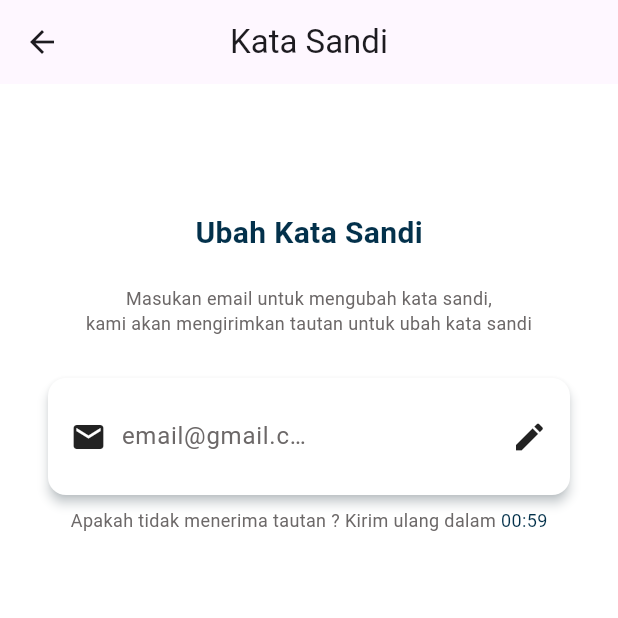
After one commit to Jepretin/jepretin-frontend, a Flutter app: the PasswordEditView screen opened by its route, after a tap on "Kirim ulang", on a phone screen of 412 x 824 dp, the top half of it. The commit adds this screen. Run offline on Flutter 3.47's test engine with Material 3 defaults, Android fonts, the phone set to English and light mode, and no system bars; our stand-ins replace animated_notch_bottom_bar, dartz, dio, flutter_dotenv, flutter_svg, flutter_typeahead and 2 more; missing offline and left inert: get_cli.

Commit message:
add password edit page(kurang button kirim)

```diff
--- a/lib/app/data/models/auth_model.dart
+++ b/lib/app/data/models/auth_model.dart
@@ -91,3 +91,18 @@ class OTPResponse {
     );
   }
 }
+
+class forgotPasswordRequest {
+  final String? email;
+
+
+  forgotPasswordRequest({this.email});
+
+  factory forgotPasswordRequest.fromJson(Map<String, dynamic> json) {
+    return forgotPasswordRequest(
+      email: json["email"],
+    );
+  }
+
+  toJson() {}
+}
--- a/lib/app/data/services/api_endpoint.dart
+++ b/lib/app/data/services/api_endpoint.dart
@@ -2,6 +2,7 @@ class ApiEndpoint {
   static String login = "auth/login";
   static String register = "auth/register";
   static String verifyOtp = "/auth/otp/verify";
+  static String forgotPassword = "/auth/forgot-password";
 
   // Contoh untuk penggunaan id dan page
   // static String userRegister({required String id}) => "tiket/mountain/$id/detail";
--- a/lib/app/modules/menu-navbar/transaction/order/views/order_view.dart
+++ b/lib/app/modules/menu-navbar/transaction/order/views/order_view.dart
@@ -130,7 +130,6 @@ class OrderView extends GetView<OrderController> {
               ],
             ),
             const SizedBox(height: 12),
-
             // Baris kedua: Icon + Button
             Row(
               mainAxisAlignment: MainAxisAlignment.spaceBetween,
--- /dev/null
+++ b/lib/app/modules/user/customer/menu_profile/password_edit/bindings/password_edit_binding.dart
@@ -0,0 +1,12 @@
+import 'package:get/get.dart';
+
+import '../controllers/password_edit_controller.dart';
+
+class PasswordEditBinding extends Bindings {
+  @override
+  void dependencies() {
+    Get.lazyPut<PasswordEditController>(
+      () => PasswordEditController(),
+    );
+  }
+}
--- /dev/null
+++ b/lib/app/modules/user/customer/menu_profile/password_edit/controllers/password_edit_controller.dart
@@ -0,0 +1,34 @@
+import 'package:get/get.dart';
+
+class PasswordEditController extends GetxController {
+  var isLoading = false.obs; // untuk status loading kirim email
+  var isCountdownActive = false.obs; // untuk status countdown
+
+  Future<void> sendEmail() async {
+    isLoading.value = true;
+
+    try {
+      // TODO: ganti bagian ini dengan request ke backend kamu
+      await Future.delayed(Duration(seconds: 1)); // simulasi kirim email sukses
+      isCountdownActive.value = true; // tampilkan countdown
+    } catch (e) {
+      Get.snackbar("Gagal", "Tidak dapat mengirim email");
+    } finally {
+      isLoading.value = false;
+    }
+  }
+
+  void onCountdownFinished() {
+    isCountdownActive.value = false; // setelah 1 menit, tombol muncul lagi
+  }
+
+  @override
+  void onInit() {
+    super.onInit();
+  }
+
+  @override
+  void onClose() {
+    super.onClose();
+  }
+}
--- /dev/null
+++ b/lib/app/modules/user/customer/menu_profile/password_edit/views/password_edit_view.dart
@@ -0,0 +1,94 @@
+import 'package:flutter/material.dart';
+
+import 'package:get/get.dart';
+import 'package:jepretin/app/shared/customButton.dart';
+import 'package:jepretin/app/shared/customComponent.dart';
+import 'package:jepretin/app/themes/themes.dart';
+
+import '../controllers/password_edit_controller.dart';
+import 'package:jepretin/app/shared/customCardContent.dart';
+
+class PasswordEditView extends GetView<PasswordEditController> {
+  const PasswordEditView({super.key});
+  @override
+  Widget build(BuildContext context) {
+    return Scaffold(
+      appBar: AppBar(
+        title: const Text('Kata Sandi'),
+        centerTitle: true,
+      ),
+      body: GetBuilder(
+        init: PasswordEditController(),
+        builder: (controller) => SingleChildScrollView(
+          padding: EdgeInsets.symmetric(horizontal: 20, vertical: 25),
+          child: Center(
+            child: Column(
+              children: [
+                Container(
+                  padding: EdgeInsets.all(30),
+                ),
+                Text(
+                  "Ubah Kata Sandi",
+                  style: TextStyle(
+                      color: primaryColor, fontSize: 20, fontWeight: bold),
+                ),
+                SizedBox(height: 20),
+                Text(
+                  "Masukan email untuk mengubah kata sandi,\n"
+                  "kami akan mengirimkan tautan untuk ubah kata sandi",
+                  style: TextStyle(color: hintInputAuth, fontSize: 12),
+                  textAlign: TextAlign.center,
+                ),
+                SizedBox(height: 20),
+                CustomCardSingle(
+                  child: Row(
+                    children: [
+                      Icon(Icons.email),
+                      SizedBox(width: 10),
+                      Expanded(
+                        child: TextField(
+                          decoration: InputDecoration(
+                            hintText: "email@gmail.com",
+                            hintStyle: TextStyle(color: hintInputAuth),
+                            border: InputBorder.none,
+                          ),
+                        ),
+                      ),
+                      Spacer(),
+                      Icon(Icons.edit),
+                    ],
+                  ),
+                ),
+                Obx(() => controller.isCountdownActive.value
+                    ? ResendCountdown(
+                        message: "Apakah tidak menerima tautan ?",
+                        onFInished: controller.onCountdownFinished,
+                      )
+                    : SizedBox.shrink()),
+                ResendCountdown(message: "Apakah tidak menerima tautan ?"),
+              ],
+            ),
+          ),
+        ),
+      ),
+      bottomNavigationBar: Obx(() {
+        if (controller.isCountdownActive.value) {
+          return SizedBox.shrink();
+        }
+
+        return Container(
+          padding: EdgeInsets.symmetric(horizontal: 45, vertical: 25),
+          child: Column(
+            mainAxisSize: MainAxisSize.min,
+            children: [
+              // customAuthButton(
+              //   text: controller.isLoading.value ? "Mengirim..." : "Kirim",
+              //   onTap: controller.isLoading.value ? null : () async => await controller.sendEmail(),
+              // ),
+            ],
+          ),
+        );
+      }),
+    );
+  }
+}
--- a/lib/app/modules/user/customer/menu_profile/profile_edit/views/profile_edit_view.dart
+++ b/lib/app/modules/user/customer/menu_profile/profile_edit/views/profile_edit_view.dart
@@ -37,6 +37,7 @@ class ProfileEditView extends GetView<ProfileEditController> {
                       CustomMenu(
                           leadingIcon: Icons.email,
                           placeholder: 'email***@gmail.com',
+                          onTap: (){} ,
                           trailingIcon: Icons.chevron_right),
                       SizedBox(height: 20),
                     ]),
--- a/lib/app/modules/user/customer/menu_profile/settings/views/settings_view.dart
+++ b/lib/app/modules/user/customer/menu_profile/settings/views/settings_view.dart
@@ -1,7 +1,7 @@
 import 'package:flutter/material.dart';
 
 import 'package:get/get.dart';
-
+import 'package:jepretin/app/themes/themes.dart';
 import '../controllers/settings_controller.dart';
 import 'package:jepretin/app/shared/customComponent.dart';
 import 'package:jepretin/app/shared/customCardContent.dart';
@@ -54,7 +54,15 @@ class SettingsView extends GetView<SettingsController> {
                       SizedBox(width: 25),
                       Text('Mode Gelap'),
                       Spacer(),
-                      Icon(Icons.radio)
+                      SizedBox(
+                        height: 32,
+                        width: 32,
+                        child: Switch(
+                          value: true,
+                          onChanged: (_) {},
+                          activeColor: primaryColor,
+                        ),
+                      ),
                     ],
                   ))),
             ],
--- a/lib/app/routes/app_pages.dart
+++ b/lib/app/routes/app_pages.dart
@@ -32,6 +32,8 @@ import '../modules/user/customer/menu_profile/favorite/bindings/favorite_binding
 import '../modules/user/customer/menu_profile/favorite/views/favorite_view.dart';
 import '../modules/user/customer/menu_profile/notification/bindings/notification_binding.dart';
 import '../modules/user/customer/menu_profile/notification/views/notification_view.dart';
+import '../modules/user/customer/menu_profile/password_edit/bindings/password_edit_binding.dart';
+import '../modules/user/customer/menu_profile/password_edit/views/password_edit_view.dart';
 import '../modules/user/customer/menu_profile/policy/bindings/policy_binding.dart';
 import '../modules/user/customer/menu_profile/policy/views/policy_view.dart';
 import '../modules/user/customer/menu_profile/profile_edit/bindings/profile_edit_binding.dart';
@@ -46,6 +48,7 @@ import '../modules/user/customer/menu_profile/term/bindings/term_binding.dart';
 import '../modules/user/customer/menu_profile/term/views/term_view.dart';
 import '../modules/user/customer/profile/bindings/profile_binding.dart';
 import '../modules/user/customer/profile/views/profile_view.dart';
+
 // import '../modules/user/customer/profile_address/bindings/profile_address_binding.dart';
 // import '../modules/user/customer/profile_address/views/profile_address_view.dart';
 // import '../modules/user/customer/profile_edit/bindings/profile_edit_binding.dart';
@@ -181,5 +184,10 @@ class AppPages {
       page: () => const ForgotPasswordView(),
       binding: ForgotPasswordBinding(),
     ),
+    GetPage(
+      name: _Paths.PASSWORD_EDIT,
+      page: () => const PasswordEditView(),
+      binding: PasswordEditBinding(),
+    ),
   ];
 }
--- a/lib/app/routes/app_routes.dart
+++ b/lib/app/routes/app_routes.dart
@@ -26,6 +26,7 @@ abstract class Routes {
   static const SETTINGS = _Paths.SETTINGS;
   static const PROFILE_EDIT = _Paths.PROFILE_EDIT;
   static const FORGOT_PASSWORD = _Paths.FORGOT_PASSWORD;
+  static const PASSWORD_EDIT = _Paths.PASSWORD_EDIT;
 }
 
 abstract class _Paths {
@@ -53,4 +54,5 @@ abstract class _Paths {
   static const SETTINGS = '/settings';
   static const PROFILE_EDIT = '/profile-edit';
   static const FORGOT_PASSWORD = '/forgot-password';
+  static const PASSWORD_EDIT = '/password-edit';
 }
--- a/lib/app/shared/customComponent.dart
+++ b/lib/app/shared/customComponent.dart
@@ -3,6 +3,7 @@ import 'package:flutter/material.dart';
 import 'package:flutter_typeahead/flutter_typeahead.dart';
 import 'package:flutter_svg/flutter_svg.dart';
 import 'package:flutter/material.dart';
+import 'dart:async';
 
 customAppbar({
   required VoidCallback backButton,
@@ -622,7 +623,10 @@ class _CustomDropdownState extends State<CustomDropdown> {
               Text(
                 widget.title,
                 style: widget.titleStyle ??
-                    TextStyle(fontSize: 16, fontWeight: FontWeight.w600, color: primaryColor),
+                    TextStyle(
+                        fontSize: 16,
+                        fontWeight: FontWeight.w600,
+                        color: primaryColor),
               ),
               Spacer(),
               IconButton(
@@ -653,3 +657,95 @@ class _CustomDropdownState extends State<CustomDropdown> {
     );
   }
 }
+
+class ResendCountdown extends StatefulWidget {
+  final String message;
+  final int countdown;
+  final bool autoStart;
+  final VoidCallback? onFInished;
+
+  const ResendCountdown({
+    super.key,
+    required this.message,
+    this.countdown = 60,
+    this.onFInished,
+    this.autoStart = false,
+  });
+
+  @override
+  State<ResendCountdown> createState() => _ResendCountdownState();
+}
+
+class _ResendCountdownState extends State<ResendCountdown> {
+  int _seconds = 0;
+  Timer? _timer;
+
+  void _startCountdown() {
+    setState(() {
+      _seconds = widget.countdown;
+    });
+
+    _timer?.cancel();
+    _timer = Timer.periodic(const Duration(seconds: 1), (timer) {
+      if (_seconds == 0) {
+        timer.cancel();
+        if (widget.onFInished != null) {
+          widget.onFInished!();
+        }
+        setState(() {}); // biar rebuild balik ke "Kirim ulang"
+      } else {
+        setState(() {
+          _seconds--;
+        });
+      }
+    });
+  }
+
+  @override
+  void dispose() {
+    _timer?.cancel();
+    super.dispose();
+  }
+
+  String _formatTime(int seconds) {
+    final minutes = (seconds ~/ 60).toString().padLeft(2, '0');
+    final secs = (seconds % 60).toString().padLeft(2, '0');
+    return "$minutes:$secs";
+  }
+
+  @override
+  Widget build(BuildContext context) {
+    return Center(
+      child: _seconds == 0
+          // kondisi awal
+          ? GestureDetector(
+              onTap: _startCountdown,
+              child: Text(
+                "Kirim ulang",
+                style: TextStyle(
+                  color: primaryColor,
+                  fontSize: 12,
+                ),
+              ),
+            )
+
+          // kondisi lagi countdown
+          : Row(
+              mainAxisAlignment: MainAxisAlignment.center,
+              children: [
+                Text(
+                  "${widget.message} Kirim ulang dalam ",
+                  style: TextStyle(color: hintInputAuth, fontSize: 12),
+                ),
+                Text(
+                  _formatTime(_seconds),
+                  style: TextStyle(
+                    color: primaryColor,
+                    fontSize: 12,
+                  ),
+                ),
+              ],
+            ),
+    );
+  }
+}
```
